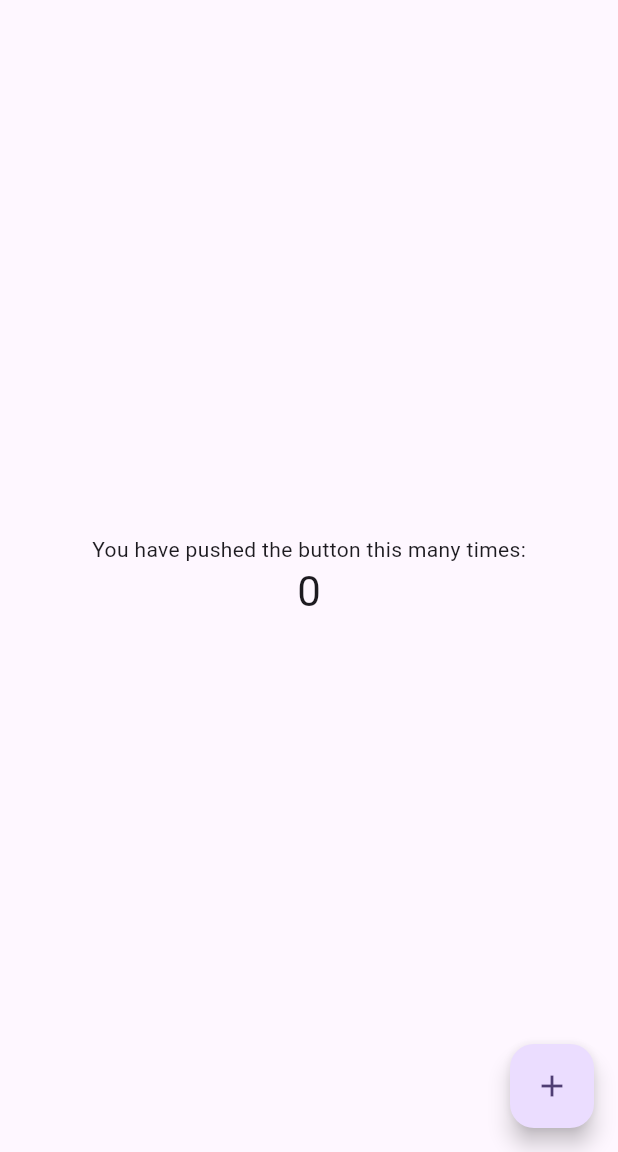
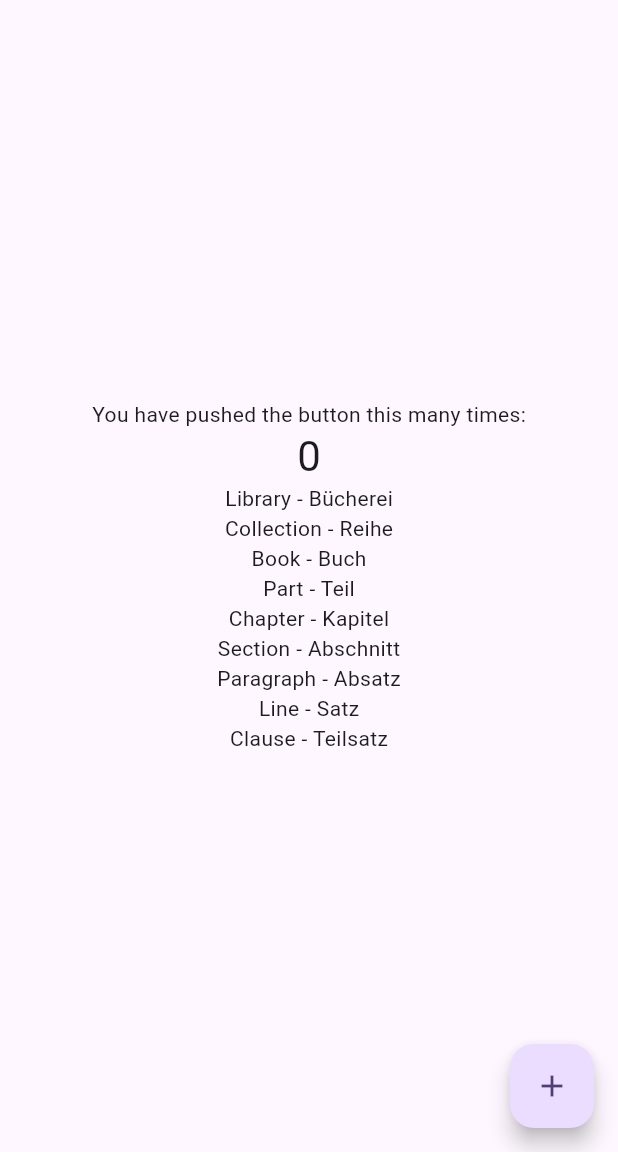
Before and after one commit to pimaenkagom/reader, a Flutter app: the screen it shows after launch, on a phone screen of 412 x 824 dp, the part 84-1236 px from its top. Run offline on Flutter 3.47's test engine with Material 2 defaults, Android fonts, the phone set to English and light mode, and no system bars.

Commit message:
Remove comments. Add first drafted node widgets.

```diff
--- a/lib/main.dart
+++ b/lib/main.dart
@@ -1,36 +1,32 @@
 import 'package:flutter/material.dart';
+import 'package:reader/ui/library_widget.dart';
+import 'package:reader/ui/collection_widget.dart';
+import 'package:reader/ui/book_widget.dart';
+import 'package:reader/ui/part_widget.dart';
+import 'package:reader/ui/chapter_widget.dart';
+import 'package:reader/ui/section_widget.dart';
+import 'package:reader/ui/paragraph_widget.dart';
+import 'package:reader/ui/line_widget.dart';
+import 'package:reader/ui/clause_widget.dart';
+
 
 void main() {
   runApp(const MyApp());
 }
 
 class MyApp extends StatelessWidget {
+
   const MyApp({super.key});
 
-  // This widget is the root of your application.
   @override
   Widget build(BuildContext context) {
     return MaterialApp(
       title: 'Flutter Demo',
       theme: ThemeData(
-        // This is the theme of your application.
-        //
-        // TRY THIS: Try running your application with "flutter run". You'll see
-        // the application has a blue toolbar. Then, without quitting the app,
-        // try changing the seedColor in the colorScheme below to Colors.green
-        // and then invoke "hot reload" (save your changes or press the "hot
-        // reload" button in a Flutter-supported IDE, or press "r" if you used
-        // the command line to start the app).
-        //
-        // Notice that the counter didn't reset back to zero; the application
-        // state is not lost during the reload. To reset the state, use hot
-        // restart instead.
-        //
-        // This works for code too, not just values: Most code changes can be
-        // tested with just a hot reload.
         colorScheme: ColorScheme.fromSeed(seedColor: Colors.deepPurple),
         useMaterial3: true,
       ),
+      darkTheme: ThemeData.dark(),
       home: const MyHomePage(title: 'Flutter Demo Home Page'),
     );
   }
@@ -38,16 +34,6 @@ class MyApp extends StatelessWidget {
 
 class MyHomePage extends StatefulWidget {
   const MyHomePage({super.key, required this.title});
-
-  // This widget is the home page of your application. It is stateful, meaning
-  // that it has a State object (defined below) that contains fields that affect
-  // how it looks.
-
-  // This class is the configuration for the state. It holds the values (in this
-  // case the title) provided by the parent (in this case the App widget) and
-  // used by the build method of the State. Fields in a Widget subclass are
-  // always marked "final".
-
   final String title;
 
   @override
@@ -59,67 +45,40 @@ class _MyHomePageState extends State<MyHomePage> {
 
   void _incrementCounter() {
     setState(() {
-      // This call to setState tells the Flutter framework that something has
-      // changed in this State, which causes it to rerun the build method below
-      // so that the display can reflect the updated values. If we changed
-      // _counter without calling setState(), then the build method would not be
-      // called again, and so nothing would appear to happen.
       _counter++;
     });
   }
 
   @override
   Widget build(BuildContext context) {
-    // This method is rerun every time setState is called, for instance as done
-    // by the _incrementCounter method above.
-    //
-    // The Flutter framework has been optimized to make rerunning build methods
-    // fast, so that you can just rebuild anything that needs updating rather
-    // than having to individually change instances of widgets.
     return Scaffold(
       appBar: AppBar(
-        // TRY THIS: Try changing the color here to a specific color (to
-        // Colors.amber, perhaps?) and trigger a hot reload to see the AppBar
-        // change color while the other colors stay the same.
         backgroundColor: Theme.of(context).colorScheme.inversePrimary,
-        // Here we take the value from the MyHomePage object that was created by
-        // the App.build method, and use it to set our appbar title.
         title: Text(widget.title),
       ),
-      body: Center(
-        // Center is a layout widget. It takes a single child and positions it
-        // in the middle of the parent.
+      body: Center(child:SingleChildScrollView(
         child: Column(
-          // Column is also a layout widget. It takes a list of children and
-          // arranges them vertically. By default, it sizes itself to fit its
-          // children horizontally, and tries to be as tall as its parent.
-          //
-          // Column has various properties to control how it sizes itself and
-          // how it positions its children. Here we use mainAxisAlignment to
-          // center the children vertically; the main axis here is the vertical
-          // axis because Columns are vertical (the cross axis would be
-          // horizontal).
-          //
-          // TRY THIS: Invoke "debug painting" (choose the "Toggle Debug Paint"
-          // action in the IDE, or press "p" in the console), to see the
-          // wireframe for each widget.
           mainAxisAlignment: MainAxisAlignment.center,
           children: <Widget>[
-            const Text(
-              'You have pushed the button this many times:',
-            ),
-            Text(
-              '$_counter',
-              style: Theme.of(context).textTheme.headlineMedium,
-            ),
+            const Text('You have pushed the button this many times:'),
+            Text('$_counter', style: Theme.of(context).textTheme.headlineMedium),
+            LibraryWidget('Library - Bücherei'),
+            CollectionWidget('Collection - Reihe'),
+            BookWidget('Book - Buch'),
+            PartWidget('Part - Teil'),
+            ChapterWidget('Chapter - Kapitel'),
+            SectionWidget('Section - Abschnitt'),
+            ParagraphWidget('Paragraph - Absatz'),
+            LineWidget('Line - Satz'),
+            ClauseWidget('Clause - Teilsatz'),
           ],
-        ),
+        ),),
       ),
       floatingActionButton: FloatingActionButton(
         onPressed: _incrementCounter,
         tooltip: 'Increment',
         child: const Icon(Icons.add),
-      ), // This trailing comma makes auto-formatting nicer for build methods.
+      ),
     );
   }
 }
--- /dev/null
+++ b/lib/ui/book_widget.dart
@@ -0,0 +1,13 @@
+import 'package:flutter/material.dart';
+
+class BookWidget extends StatelessWidget {
+
+  final String title;
+
+  const BookWidget(this.title);
+
+  @override
+  Widget build(BuildContext context) {
+    return Text(title);
+  }
+}
--- /dev/null
+++ b/lib/ui/chapter_widget.dart
@@ -0,0 +1,13 @@
+import 'package:flutter/material.dart';
+
+class ChapterWidget extends StatelessWidget {
+
+  final String title;
+
+  const ChapterWidget(this.title);
+
+  @override
+  Widget build(BuildContext context) {
+    return Text(title);
+  }
+}
--- /dev/null
+++ b/lib/ui/clause_widget.dart
@@ -0,0 +1,13 @@
+import 'package:flutter/material.dart';
+
+class ClauseWidget extends StatelessWidget {
+
+  final String title;
+
+  const ClauseWidget(this.title);
+
+  @override
+  Widget build(BuildContext context) {
+    return Text(title);
+  }
+}
--- /dev/null
+++ b/lib/ui/collection_widget.dart
@@ -0,0 +1,13 @@
+import 'package:flutter/material.dart';
+
+class CollectionWidget extends StatelessWidget {
+
+  final String title;
+
+  const CollectionWidget(this.title);
+
+  @override
+  Widget build(BuildContext context) {
+    return Text(title);
+  }
+}
--- /dev/null
+++ b/lib/ui/library_widget.dart
@@ -0,0 +1,13 @@
+import 'package:flutter/material.dart';
+
+class LibraryWidget extends StatelessWidget {
+
+  final String title;
+
+  const LibraryWidget(this.title);
+
+  @override
+  Widget build(BuildContext context) {
+    return Text(title);
+  }
+}
--- /dev/null
+++ b/lib/ui/line_widget.dart
@@ -0,0 +1,13 @@
+import 'package:flutter/material.dart';
+
+class LineWidget extends StatelessWidget {
+
+  final String title;
+
+  const LineWidget(this.title);
+
+  @override
+  Widget build(BuildContext context) {
+    return Text(title);
+  }
+}
--- /dev/null
+++ b/lib/ui/paragraph_widget.dart
@@ -0,0 +1,13 @@
+import 'package:flutter/material.dart';
+
+class ParagraphWidget extends StatelessWidget {
+
+  final String title;
+
+  const ParagraphWidget(this.title);
+
+  @override
+  Widget build(BuildContext context) {
+    return Text(title);
+  }
+}
--- /dev/null
+++ b/lib/ui/part_widget.dart
@@ -0,0 +1,13 @@
+import 'package:flutter/material.dart';
+
+class PartWidget extends StatelessWidget {
+
+  final String title;
+
+  const PartWidget(this.title);
+
+  @override
+  Widget build(BuildContext context) {
+    return Text(title);
+  }
+}
--- /dev/null
+++ b/lib/ui/section_widget.dart
@@ -0,0 +1,13 @@
+import 'package:flutter/material.dart';
+
+class SectionWidget extends StatelessWidget {
+
+  final String title;
+
+  const SectionWidget(this.title);
+
+  @override
+  Widget build(BuildContext context) {
+    return Text(title);
+  }
+}
--- a/pubspec.yaml
+++ b/pubspec.yaml
@@ -1,5 +1,6 @@
 name: reader
-description: A new Flutter project.
+description: A reader for the GOM libraries of Pimaenkagom.
+
 # The following line prevents the package from being accidentally published to
 # pub.dev using `flutter pub publish`. This is preferred for private packages.
 publish_to: 'none' # Remove this line if you wish to publish to pub.dev
```
